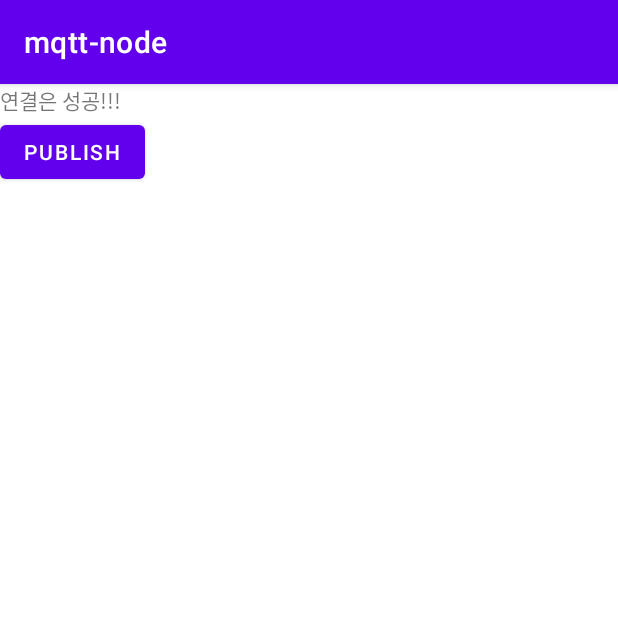
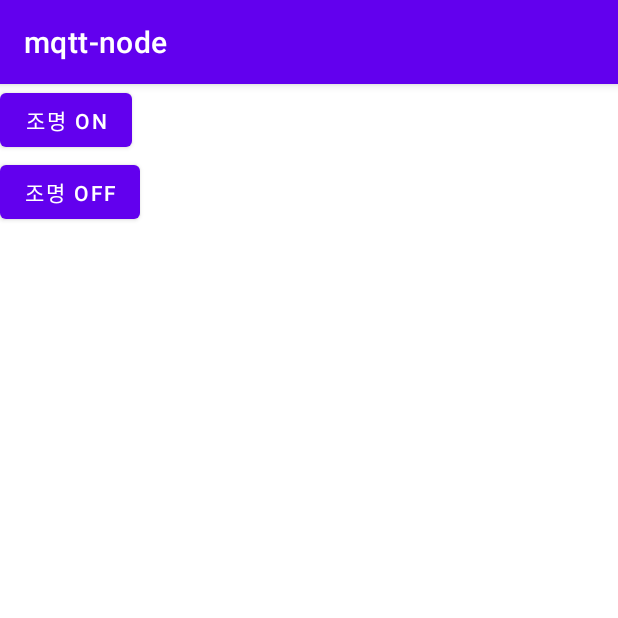
Before and after one commit to Jyejin0427/mqtt-node, an Android app: the PublishActivity screen opened directly, with no data from a screen before it, on a phone screen of 412 x 824 dp, the top half of it. Run offline under Robolectric (Android 15) with nearby library versions, the phone set to English and light mode, and no system bars.

Commit message:
지인) 구독, 퍼블리시 액티비티 수정
변수 이름 몇가지,  xml이런 것들 자질구레 수정

```diff
--- a/app/src/main/java/nextFactory/mqtt_node/PublishActivity.java
+++ b/app/src/main/java/nextFactory/mqtt_node/PublishActivity.java
@@ -4,11 +4,9 @@ import androidx.appcompat.app.AppCompatActivity;
 
 import android.content.Intent;
 import android.os.Bundle;
-import android.util.Log;
 import android.view.View;
 import android.widget.Button;
 
-import nextFactory.mqtt_node.Data.ConnectResponse;
 import nextFactory.mqtt_node.Data.PublishRequest;
 import nextFactory.mqtt_node.Data.PublishResponse;
 import nextFactory.mqtt_node.Network.RetrofitClient;
@@ -19,7 +17,7 @@ import retrofit2.Response;
 
 public class PublishActivity extends AppCompatActivity {
 
-    private Button btnPublish;
+    private Button onBtn, offBtn;
 
     private ServiceAPI service;
 
@@ -28,13 +26,21 @@ public class PublishActivity extends AppCompatActivity {
         super.onCreate(savedInstanceState);
         setContentView(R.layout.activity_publish);
 
-        btnPublish = findViewById(R.id.btnPublish);
+        onBtn = findViewById(R.id.onBtn);
+        offBtn = findViewById(R.id.offBtn);
 
         service= RetrofitClient.getClient().create(ServiceAPI.class);
 
         Intent intent = getIntent();
 
-        btnPublish.setOnClickListener(new View.OnClickListener() {
+        onBtn.setOnClickListener(new View.OnClickListener() {
+            @Override
+            public void onClick(View view) {
+                attemptPublish();
+            }
+        });
+
+        offBtn.setOnClickListener(new View.OnClickListener() {
             @Override
             public void onClick(View view) {
                 attemptPublish();
--- a/app/src/main/res/layout/activity_publish.xml
+++ b/app/src/main/res/layout/activity_publish.xml
@@ -6,17 +6,17 @@
     android:layout_height="match_parent"
     android:orientation="vertical"
     tools:context=".PublishActivity">
-    <TextView
-        android:layout_width="match_parent"
-        android:layout_height="wrap_content"
-        android:text="연결은 성공!!!">
-
-    </TextView>
 
     <Button
-        android:id="@+id/btnPublish"
+        android:id="@+id/onBtn"
         android:layout_width="wrap_content"
         android:layout_height="wrap_content"
-        android:text="PUBLISH" />
+        android:text="조명 ON" />
+
+    <Button
+        android:id="@+id/offBtn"
+        android:layout_width="wrap_content"
+        android:layout_height="wrap_content"
+        android:text="조명 OFF" />
 
 </LinearLayout>
--- a/app/src/main/res/layout/activity_subscribe.xml
+++ b/app/src/main/res/layout/activity_subscribe.xml
@@ -72,7 +72,7 @@
             android:id="@+id/txtTemp"
             android:layout_width="match_parent"
             android:layout_height="wrap_content"
-            android:text="아직 온도 값 안들어옴"
+            android:text="온도 값"
             android:textColor="#000000"
             android:visibility="gone" />
 
@@ -80,7 +80,7 @@
             android:id="@+id/txtHumi"
             android:layout_width="match_parent"
             android:layout_height="wrap_content"
-            android:text="아직 습도 값 안들어옴"
+            android:text="습도 값"
             android:textColor="#000000"
             android:visibility="gone" />
 
```
